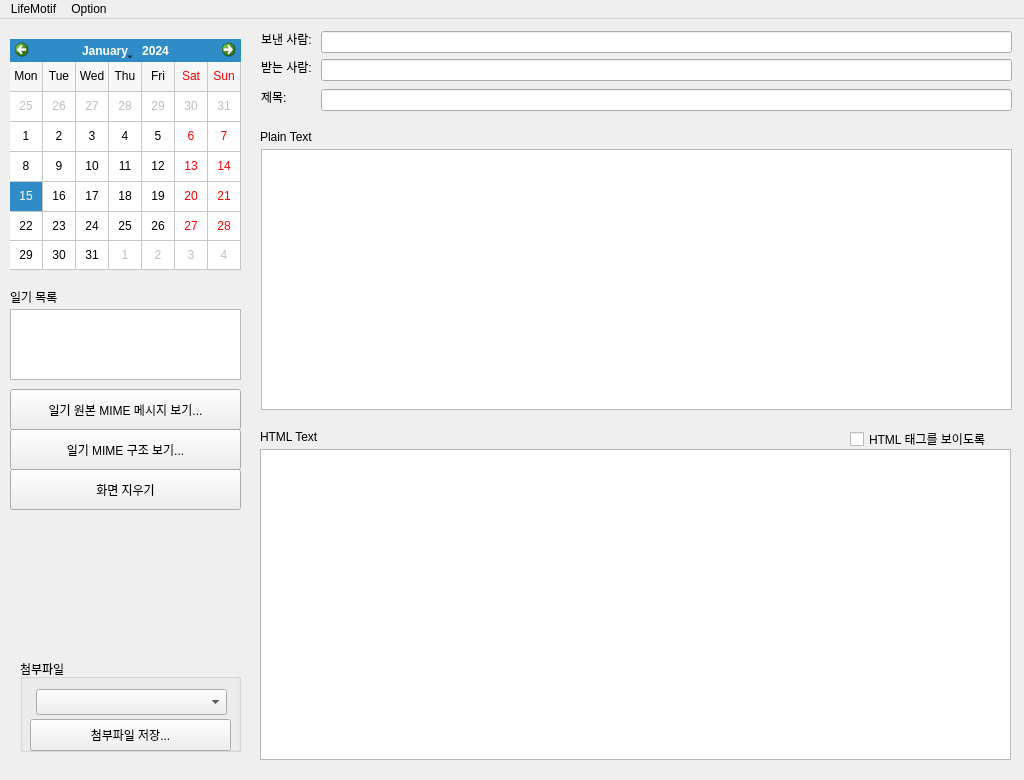
Qt form qt/main_window.ui (chwnam/lifemotif-desktop) before a commit.
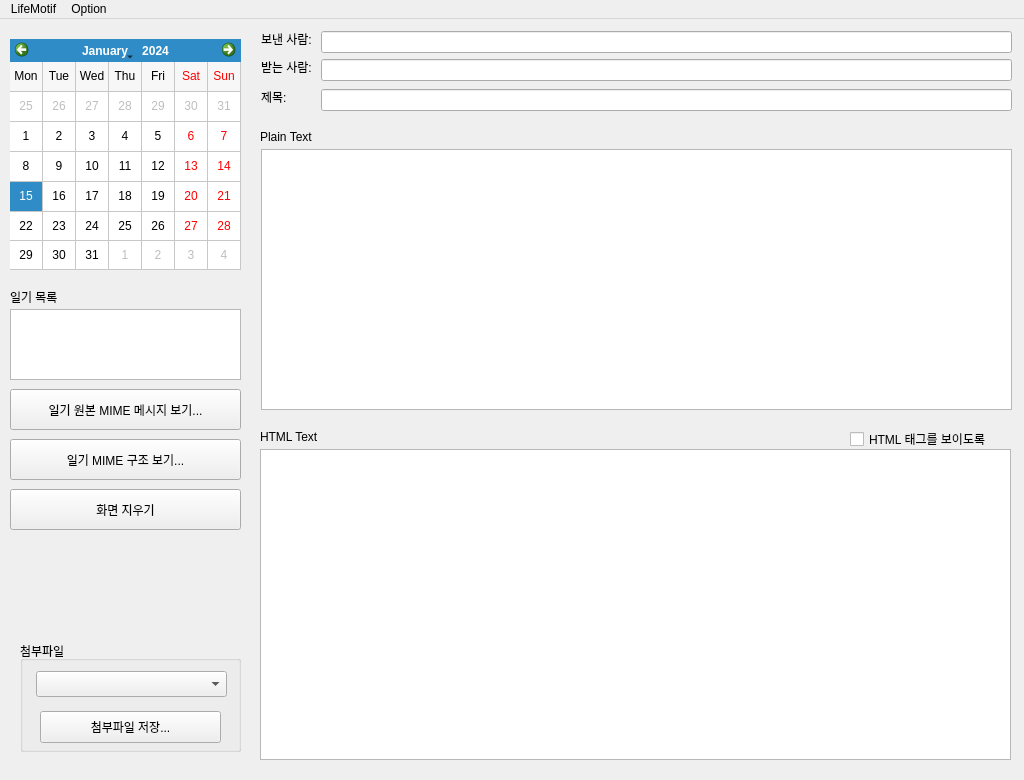
The same form after that commit. Icons and pictures are not drawn. Custom widgets are drawn as their Qt base class.

The edit to the form file:
```diff
--- a/qt/main_window.ui
+++ b/qt/main_window.ui
@@ -87,9 +87,9 @@
     <property name="geometry">
      <rect>
       <x>20</x>
-      <y>640</y>
+      <y>622</y>
       <width>221</width>
-      <height>93</height>
+      <height>111</height>
      </rect>
     </property>
     <property name="title">
@@ -98,9 +98,9 @@
     <widget class="QPushButton" name="attatchmentSaveAsButton">
      <property name="geometry">
       <rect>
-       <x>10</x>
-       <y>60</y>
-       <width>201</width>
+       <x>20</x>
+       <y>70</y>
+       <width>181</width>
        <height>32</height>
       </rect>
      </property>
@@ -224,7 +224,7 @@
     <property name="geometry">
      <rect>
       <x>10</x>
-      <y>410</y>
+      <y>420</y>
       <width>231</width>
       <height>41</height>
      </rect>
@@ -237,7 +237,7 @@
     <property name="geometry">
      <rect>
       <x>10</x>
-      <y>450</y>
+      <y>470</y>
       <width>231</width>
       <height>41</height>
      </rect>
```
Left out of the diff: 2 changed lines with no effect on the pictures.
